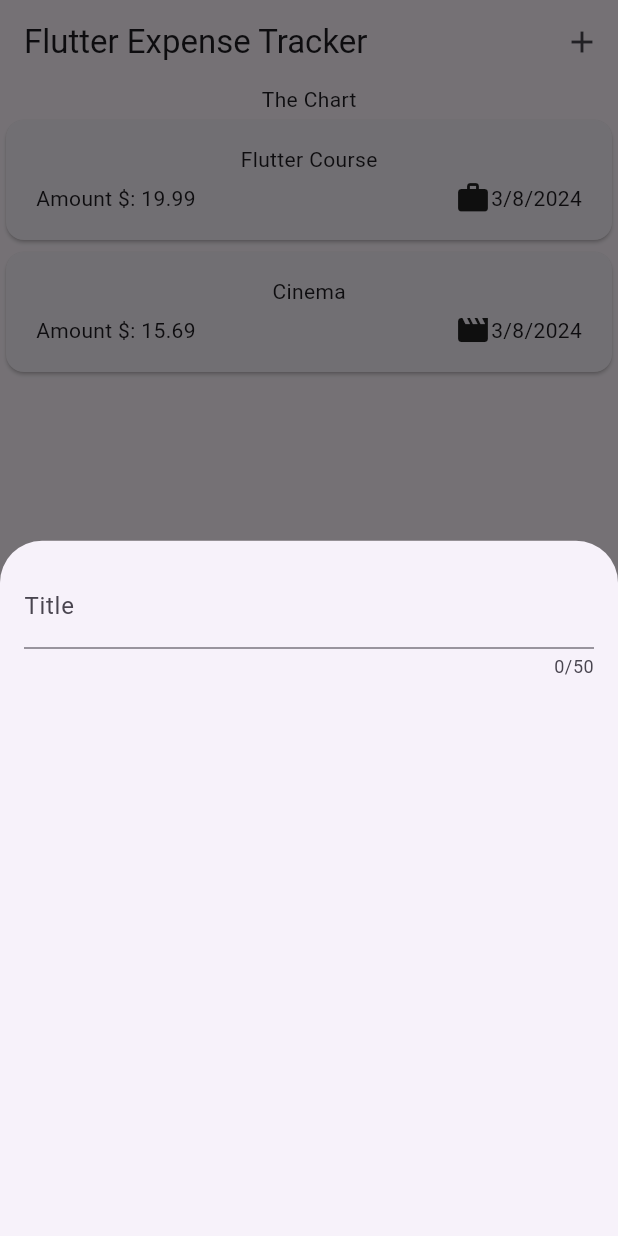
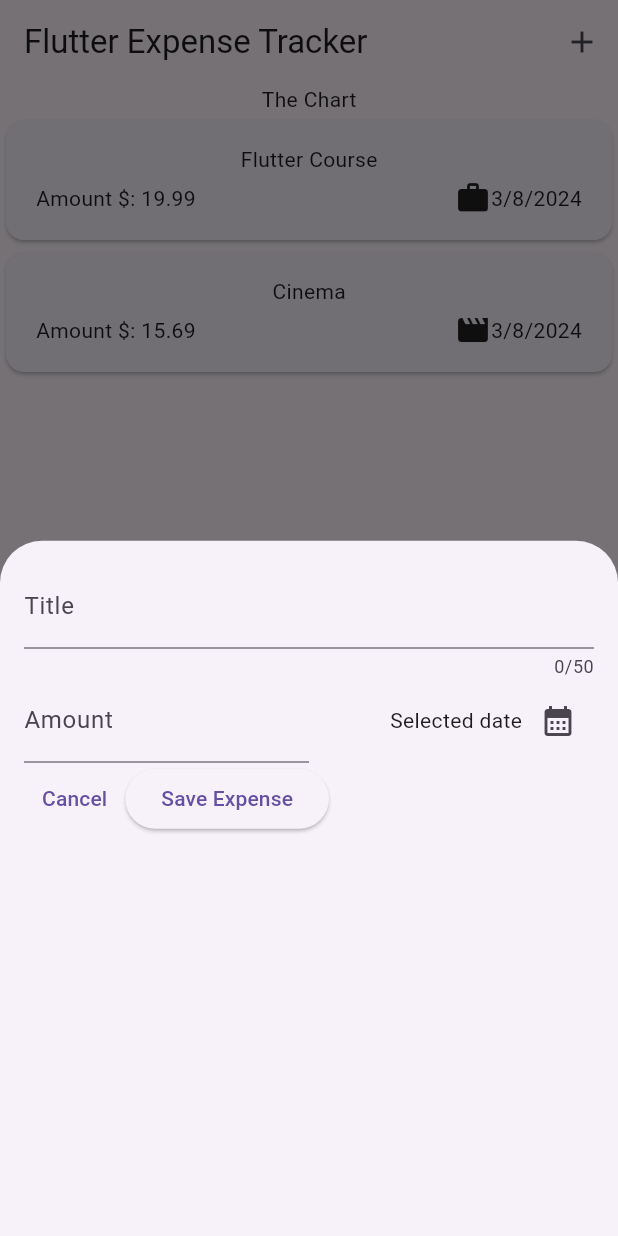
Before and after one commit to anowakowski/FlutterProjectsTests, a Flutter app: the screen it shows after launch, after a tap on the "add" icon, on a phone screen of 412 x 824 dp. Run offline on Flutter 3.47's test engine with Material 3 defaults, Android fonts, the phone set to English and light mode, and no system bars; our stand-ins replace google_fonts.

Commit message:
added more for new expense widget

```diff
--- a/theming_more_widgets_exp_tracker_app/lib/widgets/new_expense.dart
+++ b/theming_more_widgets_exp_tracker_app/lib/widgets/new_expense.dart
@@ -10,19 +10,78 @@ class NewExpense extends StatefulWidget {
 }
 
 class _NewExpenseState extends State<NewExpense> {
+  final _titleController = TextEditingController();
+  final _amountController = TextEditingController();
+
+  void _presentDatePicker() {
+    final now = DateTime.now();
+    final firstDate = DateTime(now.year - 1, now.month, now.day);
+    showDatePicker(context: context, firstDate: firstDate, lastDate: now, initialDate: now);
+  }
+
+  @override
+  void dispose() {
+    _titleController.dispose();
+    _amountController.dispose();
+    super.dispose();
+  }
 
   @override
   Widget build(BuildContext context) {
-    return const Padding(
-      padding: EdgeInsets.all(16),
+    return Padding(
+      padding: const EdgeInsets.all(16),
       child: Column(
         children: [
           TextField(
+            controller: _titleController,
             maxLength: 50,
-            //keyboardType: TextInputType.name,
-            decoration: InputDecoration(
+            decoration: const InputDecoration(
               label: Text('Title')
             ),
+          ),
+          Row(
+            children: [
+              Expanded(
+                child: TextField(
+                  controller: _amountController,
+                  keyboardType: TextInputType.number,
+                  decoration: const InputDecoration(
+                    prefixText: '\$ ',
+                    label: Text('Amount')
+                  ),
+                ),
+              ),
+              const SizedBox(height: 16,),
+              Expanded(
+                child: Row(
+                  mainAxisAlignment: MainAxisAlignment.end,
+                  crossAxisAlignment: CrossAxisAlignment.center,
+                  children: [
+                    const Text('Selected date'),
+                    IconButton(
+                      onPressed: _presentDatePicker,
+                      icon: const Icon(Icons.calendar_month)
+                    )
+                  ],
+                ),
+              )
+            ],
+          ),
+          Row(
+            children: [
+              TextButton(
+                onPressed: () {
+                  Navigator.pop(context);
+                },
+                child: const Text('Cancel')
+              ),
+              ElevatedButton(
+                onPressed: () {
+                  print(_titleController.text);
+                },
+                child: const Text('Save Expense')
+              )
+            ],
           )
         ],
       ),
```
